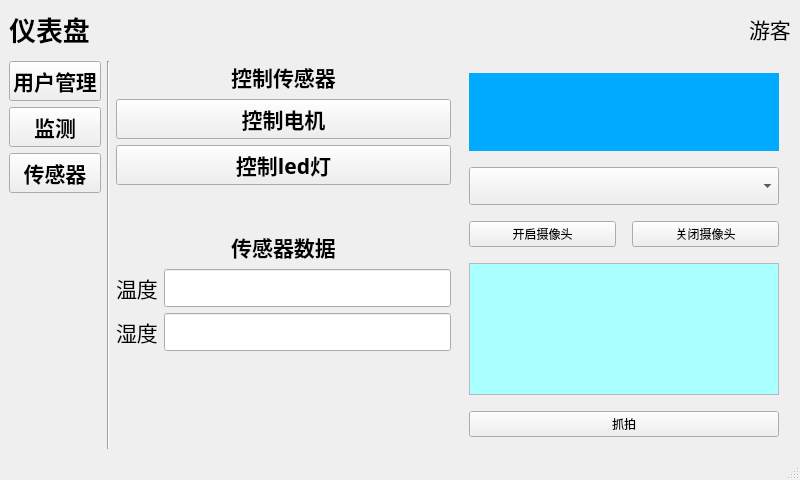
JinJieBeWater/oceanSystem, file mainwin.ui: the form before one commit.
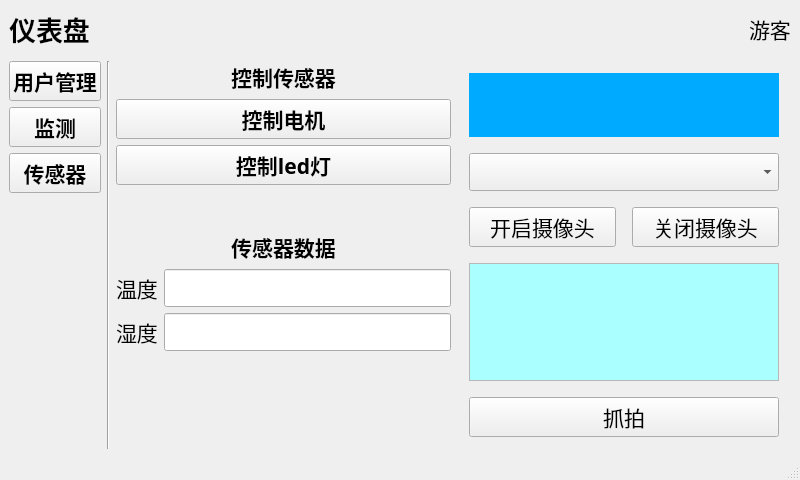
The form after the commit.

Commit message: ✨ feat(ui): 移除摄像头显示区最大高度限制，调整按钮字体样式和尺寸

The edit to the form file:
```diff
--- a/mainwin.ui
+++ b/mainwin.ui
@@ -433,6 +433,12 @@
              <layout class="QHBoxLayout" name="cameraControlLayout">
               <item>
                <widget class="QPushButton" name="openCameraButton">
+                <property name="font">
+                 <font>
+                  <family>隶书</family>
+                  <pointsize>16</pointsize>
+                 </font>
+                </property>
                 <property name="text">
                  <string>开启摄像头</string>
                 </property>
@@ -440,6 +446,12 @@
               </item>
               <item>
                <widget class="QPushButton" name="closeCameraButton">
+                <property name="font">
+                 <font>
+                  <family>隶书</family>
+                  <pointsize>16</pointsize>
+                 </font>
+                </property>
                 <property name="text">
                  <string>关闭摄像头</string>
                 </property>
@@ -482,8 +494,8 @@
                 <rect>
                  <x>0</x>
                  <y>0</y>
-                 <width>261</width>
-                 <height>117</height>
+                 <width>304</width>
+                 <height>109</height>
                 </rect>
                </property>
                <property name="sizePolicy">
@@ -501,6 +513,12 @@
             </item>
             <item>
              <widget class="QPushButton" name="snapButton">
+              <property name="font">
+               <font>
+                <family>隶书</family>
+                <pointsize>16</pointsize>
+               </font>
+              </property>
               <property name="text">
                <string>抓拍</string>
               </property>
```
The commit also changes 1 other file.
